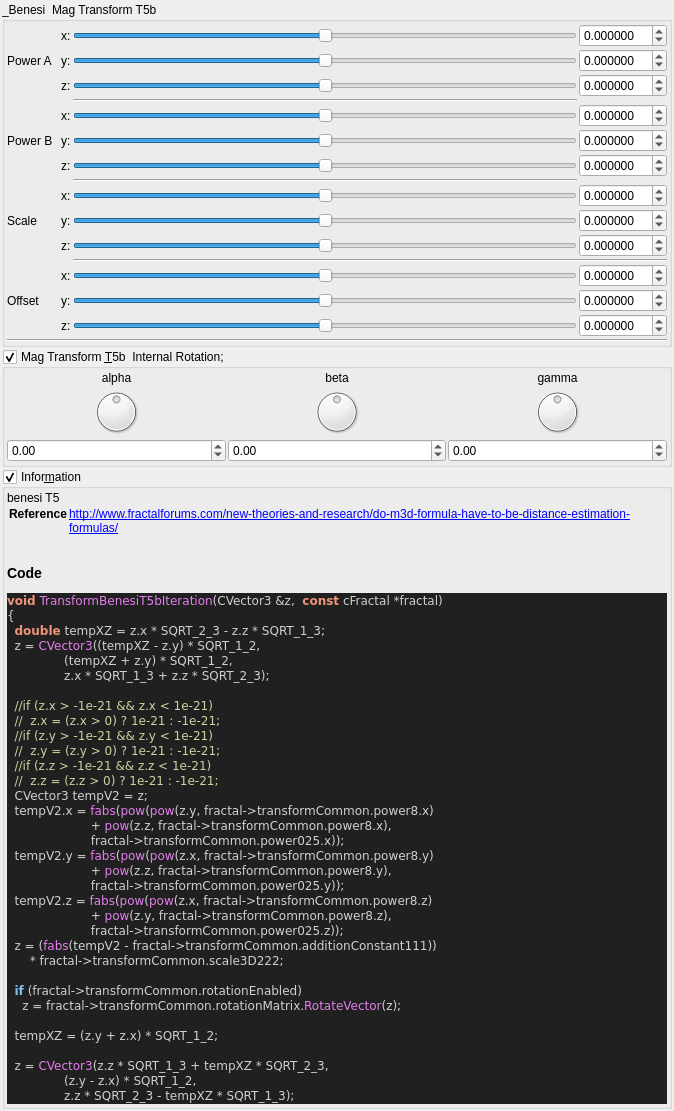
buddhi1980/mandelbulber2, file mandelbulber2/qt_data/fractal_transf_benesi_T5b.ui: the form before one commit.
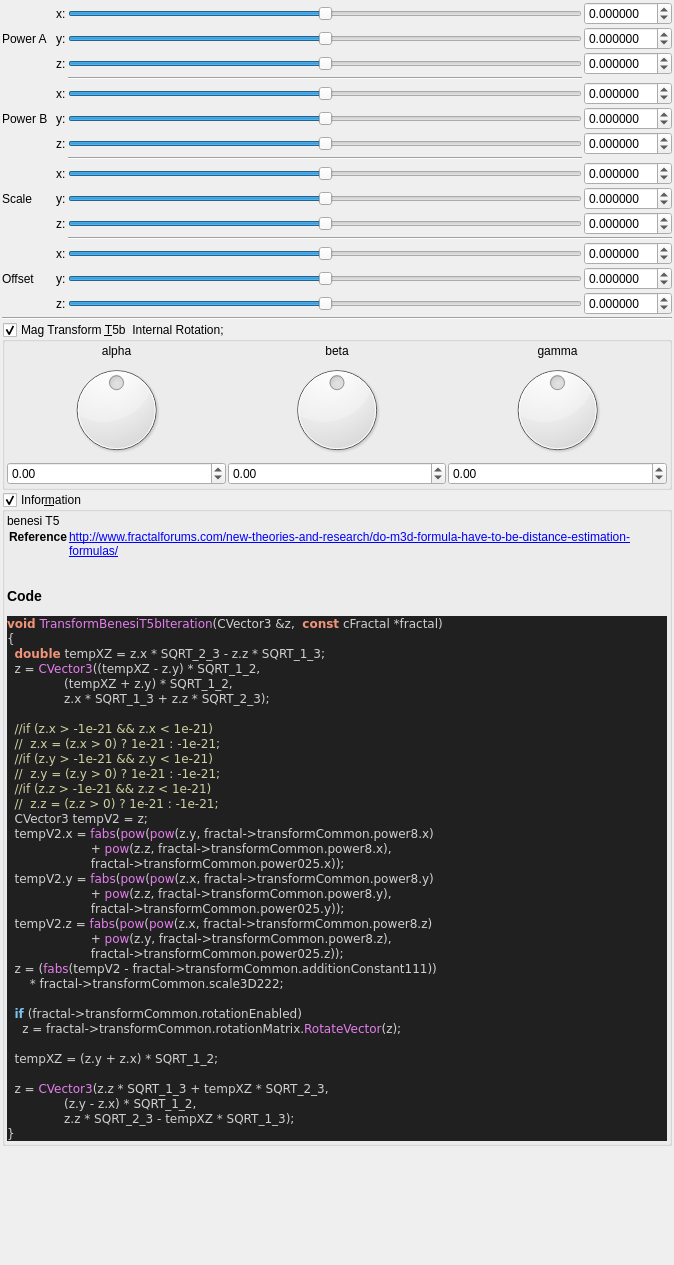
The form after the commit. Custom widgets are drawn as their Qt base class.

Patch:
```diff
--- a/mandelbulber2/qt_data/fractal_transf_benesi_T5b.ui
+++ b/mandelbulber2/qt_data/fractal_transf_benesi_T5b.ui
@@ -7,7 +7,7 @@
     <x>0</x>
     <y>0</y>
     <width>674</width>
-    <height>735</height>
+    <height>1265</height>
    </rect>
   </property>
   <property name="windowTitle">
@@ -30,33 +30,6 @@
     <number>2</number>
    </property>
    <item>
-    <widget class="QGroupBox" name="groupBox">
-     <property name="toolTip">
-      <string>&lt;html&gt;&lt;head/&gt;&lt;body&gt;&lt;p&gt;&lt;span style=&quot; color:#000000;&quot;&gt;benesi T5b&lt;/span&gt;&lt;/p&gt;&lt;p&gt;&lt;span style=&quot; font-family:'Courier New,courier'; color:#000000;&quot;&gt;http://www.fractalforums.com/new-theories-and-research/do-m3d-formula-have-to-be-distance-estimation-formulas/&lt;/span&gt;&lt;/p&gt;&lt;/body&gt;&lt;/html&gt;</string>
-     </property>
-     <property name="title">
-      <string>_Benesi  Mag Transform T5b</string>
-     </property>
-     <property name="checkable">
-      <bool>false</bool>
-     </property>
-     <layout class="QVBoxLayout" name="verticalLayout_29" stretch="0,0">
-      <property name="spacing">
-       <number>2</number>
-      </property>
-      <property name="leftMargin">
-       <number>2</number>
-      </property>
-      <property name="topMargin">
-       <number>2</number>
-      </property>
-      <property name="rightMargin">
-       <number>2</number>
-      </property>
-      <property name="bottomMargin">
-       <number>2</number>
-      </property>
-      <item>
        <layout class="QGridLayout" name="gridLayout_63">
         <property name="spacing">
          <number>2</number>
@@ -829,9 +802,6 @@
         <property name="orientation">
          <enum>Qt::Horizontal</enum>
         </property>
-       </widget>
-      </item>
-     </layout>
     </widget>
    </item>
    <item>
```
Lines whose indentation alone changed are shown as unchanged.
